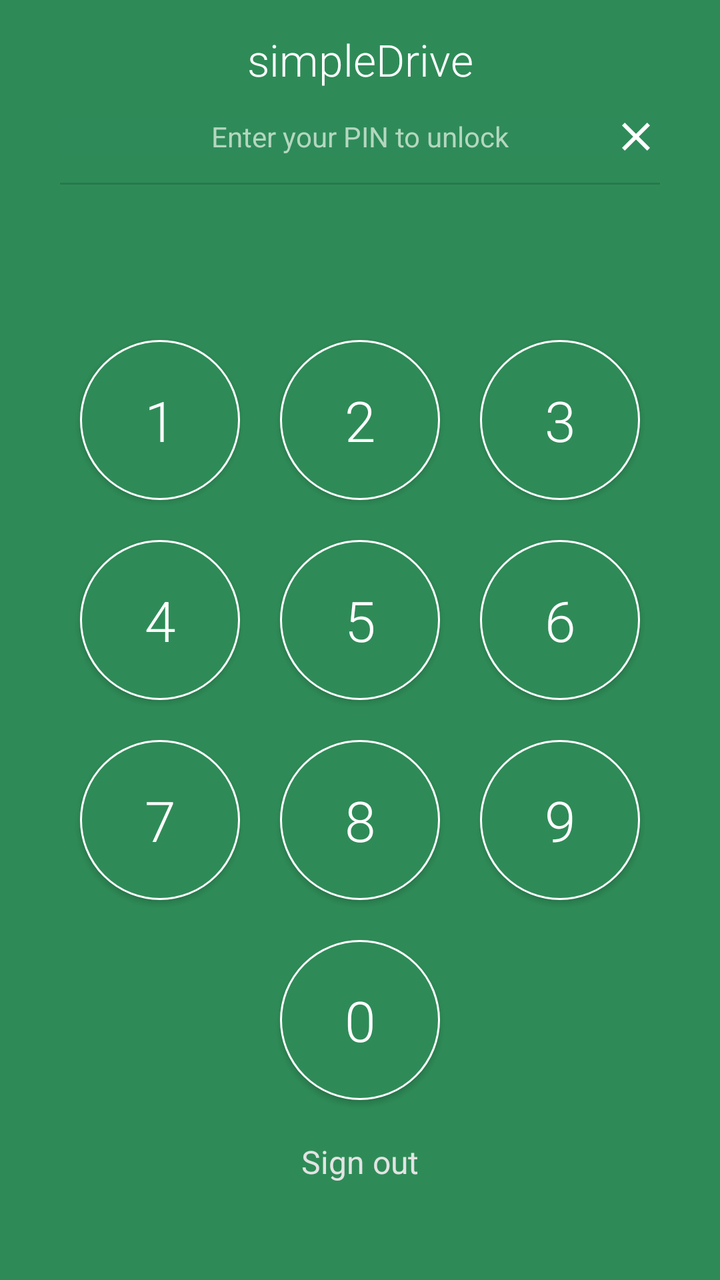
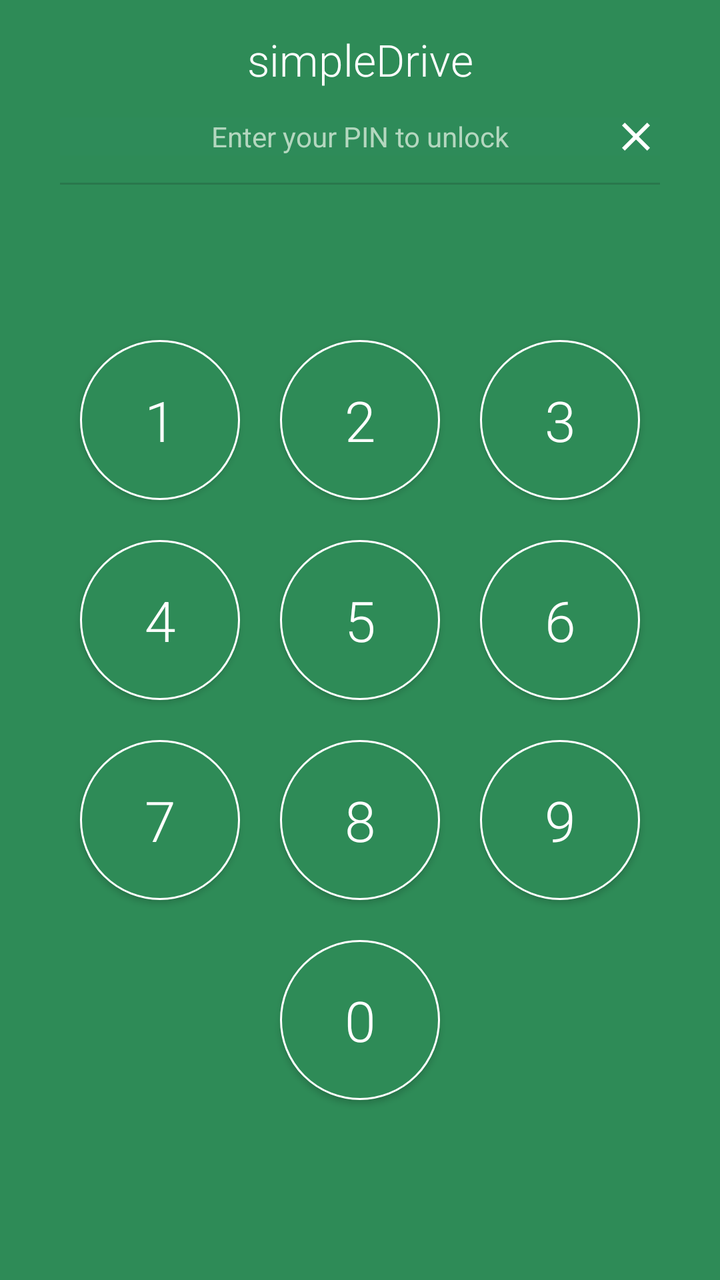

Before-and-after screenshots of an Android layout around one commit, followed by the original layout XML and the change that was made.
<!-- AndroidManifest.xml: application theme MainTheme -->
<!-- res/layout/activity_unlock.xml -->
<ScrollView xmlns:tools="http://schemas.android.com/tools"
    xmlns:android="http://schemas.android.com/apk/res/android"
    android:id="@+id/scrollView1"
    android:layout_width="match_parent"
    android:layout_height="match_parent"
    android:background="@color/darkgreen">

    <RelativeLayout
        xmlns:android="http://schemas.android.com/apk/res/android"
        android:layout_height="wrap_content"
        android:layout_width="match_parent">

        <LinearLayout
            android:layout_height="match_parent"
            android:layout_width="wrap_content"
            android:layout_centerHorizontal="true"
            android:orientation="vertical">

            <TextView
                android:layout_width="match_parent"
                android:layout_height="wrap_content"
                android:layout_marginTop="15dp"
                android:gravity="center_horizontal"
                android:textColor="@color/white"
                android:textSize="22sp"
                android:fontFamily="sans-serif-light"
                android:text="simpleDrive" />

            <LinearLayout
                android:layout_width="300dp"
                android:layout_height="wrap_content"
                android:orientation="vertical">

                <RelativeLayout
                    android:layout_width="match_parent"
                    android:layout_height="48dp">

                    <TextView
                        android:id="@+id/unlock_pin"
                        android:layout_width="match_parent"
                        android:layout_height="wrap_content"
                        android:layout_marginTop="15dp"
                        android:gravity="center_horizontal"
                        android:textColor="@color/lightgreen"
                        android:background="@color/transparentgreen"
                        android:layout_centerVertical="true"
                        android:text="Enter your PIN to unlock" />

                    <ImageView
                        android:id="@+id/unlock_clear_pin"
                        android:layout_width="24dp"
                        android:layout_height="24dp"
                        android:background="@drawable/ic_close"
                        android:layout_centerVertical="true"
                        android:layout_alignParentRight="true"/>

                    <LinearLayout
                        android:layout_width="match_parent"
                        android:layout_height="1dp"
                        android:layout_marginTop="5dp"
                        android:layout_alignParentBottom="true"
                        android:background="@color/darkergreen">

                    </LinearLayout>
                </RelativeLayout>

                <TextView
                    android:id="@+id/unlock_error"
                    android:layout_width="match_parent"
                    android:layout_height="wrap_content"
                    android:layout_marginTop="16dp"
                    android:gravity="center_horizontal"
                    android:textColor="@color/red"
                    android:textSize="16sp"
                    android:text="" />
            </LinearLayout>

            <LinearLayout
                android:layout_width="match_parent"
                android:layout_height="wrap_content"
                android:layout_marginTop="30dp"
                android:orientation="horizontal">

                <Button
                    android:id="@+id/unlock_one"
                    android:layout_width="80dp"
                    android:layout_height="80dp"
                    android:layout_margin="10dp"
                    android:background="@drawable/unlock_button"
                    android:textColor="@color/white"
                    android:fontFamily="sans-serif-light"
                    android:textSize="28sp"
                    android:text="1"/>

                <Button
                    android:id="@+id/unlock_two"
                    android:layout_width="80dp"
                    android:layout_height="80dp"
                    android:layout_margin="10dp"
                    android:background="@drawable/unlock_button"
                    android:textColor="@color/white"
                    android:fontFamily="sans-serif-light"
                    android:textSize="28sp"
                    android:text="2"/>

                <Button
                    android:id="@+id/unlock_three"
                    android:layout_width="80dp"
                    android:layout_height="80dp"
                    android:layout_margin="10dp"
                    android:background="@drawable/unlock_button"
                    android:textColor="@color/white"
                    android:fontFamily="sans-serif-light"
                    android:textSize="28sp"
                    android:text="3"/>
            </LinearLayout>

            <LinearLayout
                android:layout_width="match_parent"
                android:layout_height="wrap_content"
                android:orientation="horizontal">

                <Button
                    android:id="@+id/unlock_four"
                    android:layout_width="80dp"
                    android:layout_height="80dp"
                    android:layout_margin="10dp"
                    android:background="@drawable/unlock_button"
                    android:textColor="@color/white"
                    android:fontFamily="sans-serif-light"
                    android:textSize="28sp"
                    android:text="4"/>

                <Button
                    android:id="@+id/unlock_five"
                    android:layout_width="80dp"
                    android:layout_height="80dp"
                    android:layout_margin="10dp"
                    android:background="@drawable/unlock_button"
                    android:textColor="@color/white"
                    android:fontFamily="sans-serif-light"
                    android:textSize="28sp"
                    android:text="5"/>

                <Button
                    android:id="@+id/unlock_six"
                    android:layout_width="80dp"
                    android:layout_height="80dp"
                    android:layout_margin="10dp"
                    android:background="@drawable/unlock_button"
                    android:textColor="@color/white"
                    android:fontFamily="sans-serif-light"
                    android:textSize="28sp"
                    android:text="6"/>
            </LinearLayout>

            <LinearLayout
                android:layout_width="match_parent"
                android:layout_height="wrap_content"
                android:orientation="horizontal">

                <Button
                    android:id="@+id/unlock_seven"
                    android:layout_width="80dp"
                    android:layout_height="80dp"
                    android:layout_margin="10dp"
                    android:background="@drawable/unlock_button"
                    android:textColor="@color/white"
                    android:fontFamily="sans-serif-light"
                    android:textSize="28sp"
                    android:text="7"/>

                <Button
                    android:id="@+id/unlock_eight"
                    android:layout_width="80dp"
                    android:layout_height="80dp"
                    android:layout_margin="10dp"
                    android:background="@drawable/unlock_button"
                    android:textColor="@color/white"
                    android:fontFamily="sans-serif-light"
                    android:textSize="28sp"
                    android:text="8"/>

                <Button
                    android:id="@+id/unlock_nine"
                    android:layout_width="80dp"
                    android:layout_height="80dp"
                    android:layout_margin="10dp"
                    android:background="@drawable/unlock_button"
                    android:textColor="@color/white"
                    android:fontFamily="sans-serif-light"
                    android:textSize="28sp"
                    android:text="9"/>
            </LinearLayout>

            <LinearLayout
                android:layout_width="match_parent"
                android:layout_height="wrap_content"
                android:orientation="horizontal">

                <Button
                    android:layout_width="80dp"
                    android:layout_height="80dp"
                    android:layout_margin="10dp"
                    android:background="@drawable/unlock_button"
                    android:visibility="invisible"/>

                <Button
                    android:id="@+id/unlock_zero"
                    android:layout_width="80dp"
                    android:layout_height="80dp"
                    android:layout_margin="10dp"
                    android:background="@drawable/unlock_button"
                    android:textColor="@color/white"
                    android:fontFamily="sans-serif-light"
                    android:textSize="28sp"
                    android:text="0"/>

                <Button
                    android:layout_width="80dp"
                    android:layout_height="80dp"
                    android:layout_margin="10dp"
                    android:visibility="invisible"/>
            </LinearLayout>

            <TextView
                android:layout_width="match_parent"
                android:layout_height="wrap_content"
                android:layout_marginTop="10dp"
                android:textColor="@color/grey2"
                android:gravity="center_horizontal"
                android:textSize="16sp"
                android:fontFamily="sans-serif"
                android:text="Sign out" />
        </LinearLayout>
    </RelativeLayout>
</ScrollView>
<!-- resources referenced by this layout -->
<resources>
  <color name="darkergreen">#ff29774c</color>
  <color name="darkgreen">#ff2e8b57</color>
  <color name="grey2">#ffe3e3e3</color>
  <color name="lightgreen">#ffb4d7bf</color>
  <color name="red">#ffff0000</color>
  <color name="transparentgreen">#552e8b5e</color>
  <color name="white">#ffffffff</color>
  <!-- drawable ic_close: png bitmap (drawable-hdpi, 221 bytes) -->
  <!-- drawable unlock_button: vector/xml drawable (drawable, 2216 chars, omitted) -->
  <style name="MainTheme" parent="Theme.AppCompat.NoActionBar">
          
          
          <item name="android:colorPrimary">@color/darkgreen</item>
          
          <item name="android:colorPrimaryDark">@color/darkergreen</item>
          
          <item name="android:colorAccent">@color/darkgreen</item>
          <item name="windowActionBar">false</item>
      </style>
</resources>

<!-- the commit's change to res/layout/activity_unlock.xml (unified diff, before → after) -->
@@ -82,6 +82,7 @@
                 android:orientation="horizontal">
 
                 <Button
+                    android:tag="1"
                     android:id="@+id/unlock_one"
                     android:layout_width="80dp"
                     android:layout_height="80dp"
@@ -93,6 +94,7 @@
                     android:text="1"/>
 
                 <Button
+                    android:tag="2"
                     android:id="@+id/unlock_two"
                     android:layout_width="80dp"
                     android:layout_height="80dp"
@@ -104,6 +106,7 @@
                     android:text="2"/>
 
                 <Button
+                    android:tag="3"
                     android:id="@+id/unlock_three"
                     android:layout_width="80dp"
                     android:layout_height="80dp"
@@ -121,6 +124,7 @@
                 android:orientation="horizontal">
 
                 <Button
+                    android:tag="4"
                     android:id="@+id/unlock_four"
                     android:layout_width="80dp"
                     android:layout_height="80dp"
@@ -132,6 +136,7 @@
                     android:text="4"/>
 
                 <Button
+                    android:tag="5"
                     android:id="@+id/unlock_five"
                     android:layout_width="80dp"
                     android:layout_height="80dp"
@@ -143,6 +148,7 @@
                     android:text="5"/>
 
                 <Button
+                    android:tag="6"
                     android:id="@+id/unlock_six"
                     android:layout_width="80dp"
                     android:layout_height="80dp"
@@ -160,6 +166,7 @@
                 android:orientation="horizontal">
 
                 <Button
+                    android:tag="7"
                     android:id="@+id/unlock_seven"
                     android:layout_width="80dp"
                     android:layout_height="80dp"
@@ -171,6 +178,7 @@
                     android:text="7"/>
 
                 <Button
+                    android:tag="8"
                     android:id="@+id/unlock_eight"
                     android:layout_width="80dp"
                     android:layout_height="80dp"
@@ -182,6 +190,7 @@
                     android:text="8"/>
 
                 <Button
+                    android:tag="9"
                     android:id="@+id/unlock_nine"
                     android:layout_width="80dp"
                     android:layout_height="80dp"
@@ -206,6 +215,7 @@
                     android:visibility="invisible"/>
 
                 <Button
+                    android:tag="0"
                     android:id="@+id/unlock_zero"
                     android:layout_width="80dp"
                     android:layout_height="80dp"
@@ -224,6 +234,7 @@
             </LinearLayout>
 
             <TextView
+                android:id="@+id/unlock_logout"
                 android:layout_width="match_parent"
                 android:layout_height="wrap_content"
                 android:layout_marginTop="10dp"
@@ -231,7 +242,8 @@
                 android:gravity="center_horizontal"
                 android:textSize="16sp"
                 android:fontFamily="sans-serif"
-                android:text="Sign out" />
+                android:text="Sign out"
+                android:visibility="gone" />
         </LinearLayout>
     </RelativeLayout>
 </ScrollView>
